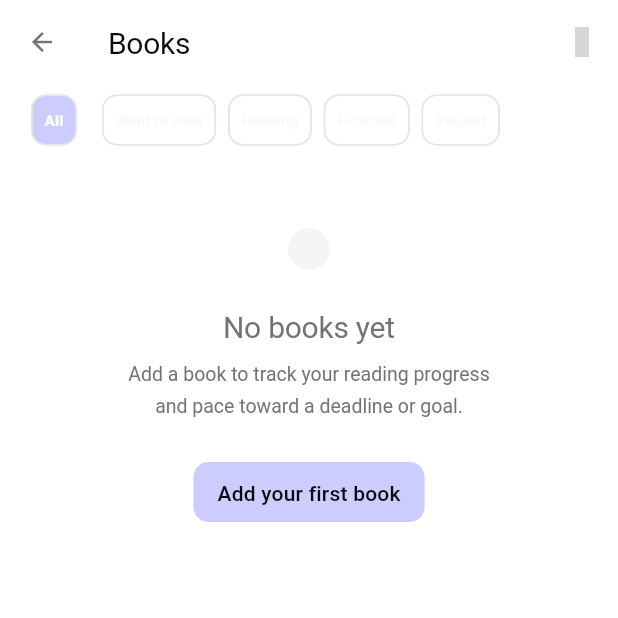
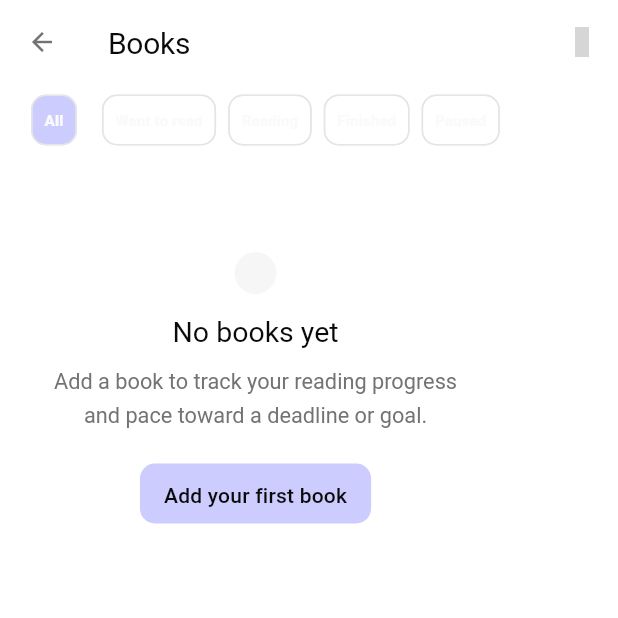
Before and after one commit to Hazhir2002/tenkai, a Flutter app: the BookLibraryScreen screen opened by its route, on a phone screen of 412 x 824 dp, the top half of it. Run offline on Flutter 3.47's test engine with Material 3 defaults, Android fonts, the phone set to English and light mode, and no system bars; our stand-ins replace awesome_notifications, dartz, dio, drift, drift_flutter, flutter_hooks and 7 more; missing offline and left inert: ficonsax, health, home_widget; accounts and stored records are empty; generated files the repository leaves out were written again; grey boxes are pictures that could not be loaded.

Commit message:
removed tenkai data display

```diff
--- a/lib/core/design_system/tenkai.dart
+++ b/lib/core/design_system/tenkai.dart
@@ -22,7 +22,6 @@ export 'atoms/tenkai_record_button.dart';
 // Atoms — added components
 export 'atoms/tenkai_motion.dart';
 export 'atoms/tenkai_icon_tile.dart';
-export 'atoms/tenkai_data_display.dart';
 export 'atoms/tenkai_forms_extra.dart';
 export 'atoms/tenkai_stepper.dart';
 export 'atoms/tenkai_tooltip.dart';
--- a/lib/core/widgets/empty_state_widget.dart
+++ /dev/null
@@ -1,49 +0,0 @@
-import 'package:flutter/material.dart';
-import 'package:tenkai/core/design_system/tokens/tenkai_spacing.dart';
-import 'package:tenkai/core/design_system/tokens/tenkai_typography.dart';
-
-class EmptyStateWidget extends StatelessWidget {
-  final Widget? icon;
-  final String title;
-  final String? subtitle;
-  final Widget? actionWidget;
-
-  const EmptyStateWidget({
-    super.key,
-    this.icon,
-    required this.title,
-    this.subtitle,
-    this.actionWidget,
-  });
-
-  @override
-  Widget build(BuildContext context) {
-    return Center(
-      child: Padding(
-        padding: const EdgeInsets.all(TenkaiSpacing.xl),
-        child: Column(
-          mainAxisSize: MainAxisSize.min,
-          children: [
-            if (icon != null) ...[
-              icon!,
-              const SizedBox(height: TenkaiSpacing.xl),
-            ],
-            Text(title, style: TenkaiTypography.h2),
-            if (subtitle != null) ...[
-              const SizedBox(height: TenkaiSpacing.sm),
-              Text(
-                subtitle!,
-                textAlign: TextAlign.center,
-                style: TenkaiTypography.bodySmall,
-              ),
-            ],
-            if (actionWidget != null) ...[
-              const SizedBox(height: TenkaiSpacing.xl),
-              actionWidget!,
-            ],
-          ],
-        ),
-      ),
-    );
-  }
-}
--- /dev/null
+++ b/lib/core/widgets/tenkai_empty_state.dart
@@ -0,0 +1,62 @@
+import 'package:flutter/material.dart';
+import 'package:tenkai/core/design_system/atoms/tenkai_motion.dart';
+import 'package:tenkai/core/design_system/theme/tenkai_semantic_colors.dart';
+import 'package:tenkai/core/design_system/tokens/tenkai_typography.dart';
+
+class TenkaiEmptyState extends StatelessWidget {
+  const TenkaiEmptyState({
+    super.key,
+    required this.title,
+    this.description,
+    this.icon,
+    this.action,
+  });
+
+  final String title;
+  final String? description;
+  final Widget? icon;
+  final Widget? action;
+
+  @override
+  Widget build(BuildContext context) {
+    final c = context.tenkai;
+    return TenkaiUnfold(
+      offset: 10,
+      child: Padding(
+        padding: const EdgeInsets.symmetric(horizontal: 24, vertical: 40),
+        child: Column(
+          mainAxisSize: MainAxisSize.min,
+          crossAxisAlignment: CrossAxisAlignment.center,
+          children: [
+            if (icon != null) ...[
+              Opacity(opacity: 0.9, child: icon!),
+              const SizedBox(height: 12),
+            ],
+            Text(
+              title,
+              textAlign: TextAlign.center,
+              style: TenkaiTypography.titleMd.copyWith(
+                fontSize: 19,
+                color: c.foreground,
+              ),
+            ),
+            if (description != null) ...[
+              const SizedBox(height: 8),
+              ConstrainedBox(
+                constraints: const BoxConstraints(maxWidth: 280),
+                child: Text(
+                  description!,
+                  textAlign: TextAlign.center,
+                  style: TenkaiTypography.bodyMd.copyWith(
+                    color: c.mutedForeground,
+                  ),
+                ),
+              ),
+            ],
+            if (action != null) ...[const SizedBox(height: 18), action!],
+          ],
+        ),
+      ),
+    );
+  }
+}
--- a/lib/features/fitness/screens/program_detail_screen.dart
+++ b/lib/features/fitness/screens/program_detail_screen.dart
@@ -2,8 +2,8 @@ import 'package:ficonsax/ficonsax.dart';
 import 'package:flutter/material.dart';
 import 'package:go_router/go_router.dart';
 import 'package:hooks_riverpod/hooks_riverpod.dart';
-import 'package:tenkai/core/design_system/atoms/tenkai_data_display.dart';
 import 'package:tenkai/core/design_system/molecules/tenkai_molecules.dart';
+import 'package:tenkai/core/widgets/tenkai_empty_state.dart';
 import 'package:tenkai/features/fitness/providers/fitness_provider.dart';
 import 'package:tenkai/features/fitness/widgets/program_session_form.dart';
 
--- a/lib/features/fitness/screens/program_session_detail_screen.dart
+++ b/lib/features/fitness/screens/program_session_detail_screen.dart
@@ -1,8 +1,8 @@
 import 'package:ficonsax/ficonsax.dart';
 import 'package:flutter/material.dart';
 import 'package:hooks_riverpod/hooks_riverpod.dart';
-import 'package:tenkai/core/design_system/atoms/tenkai_data_display.dart';
 import 'package:tenkai/core/design_system/molecules/tenkai_molecules.dart';
+import 'package:tenkai/core/widgets/tenkai_empty_state.dart';
 import 'package:tenkai/features/fitness/providers/fitness_provider.dart';
 import 'package:tenkai/features/fitness/widgets/session_excercise_form.dart';
 
--- a/lib/features/fitness/screens/programs_screen.dart
+++ b/lib/features/fitness/screens/programs_screen.dart
@@ -3,6 +3,7 @@ import 'package:flutter/material.dart';
 import 'package:go_router/go_router.dart';
 import 'package:hooks_riverpod/hooks_riverpod.dart';
 import 'package:tenkai/core/design_system/tenkai.dart';
+import 'package:tenkai/core/widgets/tenkai_empty_state.dart';
 import 'package:tenkai/features/fitness/providers/fitness_provider.dart';
 import 'package:tenkai/features/fitness/widgets/program_form.dart';
 
--- a/lib/features/journal/screens/journal_logs.dart
+++ b/lib/features/journal/screens/journal_logs.dart
@@ -6,6 +6,7 @@ import 'package:hooks_riverpod/hooks_riverpod.dart';
 import 'package:intl/intl.dart';
 import 'package:tenkai/core/database.dart';
 import 'package:tenkai/core/design_system/tenkai.dart';
+import 'package:tenkai/core/widgets/tenkai_empty_state.dart';
 
 import '../providers/journal_entries_provider.dart';
 import '../providers/journal_flow_provider.dart';
--- a/lib/features/knowledge/screens/book_library_screen.dart
+++ b/lib/features/knowledge/screens/book_library_screen.dart
@@ -4,7 +4,7 @@ import 'package:flutter/material.dart';
 import 'package:go_router/go_router.dart';
 import 'package:hooks_riverpod/hooks_riverpod.dart';
 import 'package:tenkai/core/design_system/tenkai.dart';
-import 'package:tenkai/core/widgets/empty_state_widget.dart';
+import 'package:tenkai/core/widgets/tenkai_empty_state.dart';
 import 'package:tenkai/features/knowledge/providers/book_provider.dart';
 
 import '../models/book_enums.dart';
@@ -89,12 +89,12 @@ class _BookLibraryScreenState extends ConsumerState<BookLibraryScreen> {
                     ),
                     const SizedBox(height: TenkaiSpacing.xl),
                     if (books.isEmpty)
-                      EmptyStateWidget(
+                      TenkaiEmptyState(
                         icon: const TenkaiNode(size: 28),
                         title: 'No books yet',
-                        subtitle:
+                        description:
                             'Add a book to track your reading progress\nand pace toward a deadline or goal.',
-                        actionWidget: FilledButton(
+                        action: FilledButton(
                           child: const Text('Add your first book'),
                           onPressed: () =>
                               context.push('/knowledge/book-library/new'),
--- a/lib/features/user/screens/profile_screen.dart
+++ b/lib/features/user/screens/profile_screen.dart
@@ -2,6 +2,7 @@ import 'package:flutter/material.dart';
 import 'package:hooks_riverpod/hooks_riverpod.dart';
 import 'package:tenkai/core/design_system/tenkai.dart';
 import 'package:tenkai/core/theme_mode_provider.dart';
+import 'package:tenkai/core/widgets/tenkai_empty_state.dart';
 import 'package:tenkai/features/user/provider/user_stat_provider.dart';
 import 'package:tenkai/features/user/widgets/add_stat_form.dart';
 import 'package:tenkai/features/user/widgets/update_stat_form.dart';
```
Also changed, not shown: lib/core/design_system/atoms/tenkai_data_display.dart (deleted, +0 -212 lines).
